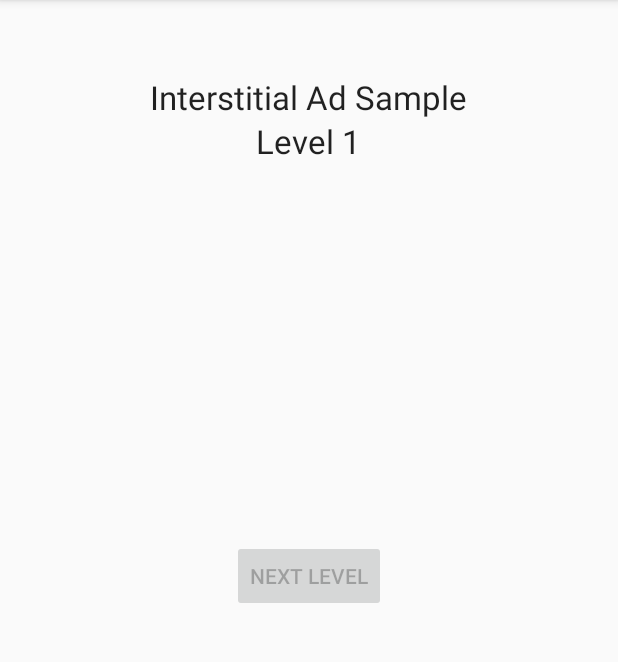
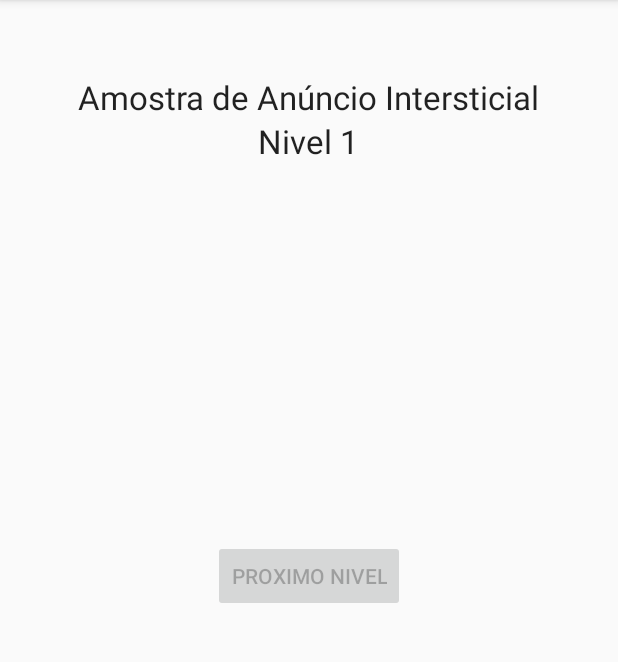
Before and after one commit to fkeppejr/ViMovi, an Android app: the screen it shows after launch (MainActivity), on a phone screen of 412 x 824 dp, the part 84-746 px from its top. Run offline under Robolectric (Android 15) with nearby library versions, the phone set to English and light mode, and no system bars; our stand-ins replace AdMob; 1 statement that could not run was skipped.

Commit message:
teste de commit

```diff
--- a/app/src/main/res/values/strings.xml
+++ b/app/src/main/res/values/strings.xml
@@ -3,9 +3,9 @@
 
     <string name="action_settings">Settings</string>
 
-    <string name="interstitial_ad_sample">Interstitial Ad Sample</string>
-    <string name="start_level">Level 1</string>
-    <string name="next_level">Next Level</string>
+    <string name="interstitial_ad_sample">Amostra de Anúncio Intersticial</string>
+    <string name="start_level">Nivel 1</string>
+    <string name="next_level">Proximo Nivel</string>
     <!-- -
         This is an ad unit ID for an interstitial test ad. Replace with your own interstitial ad unit id.
         For more information, see https://support.google.com/admob/answer/3052638
```
Also changed, not shown: app/src/main/res/layout/activity_main.xml (line endings or trailing spaces).
